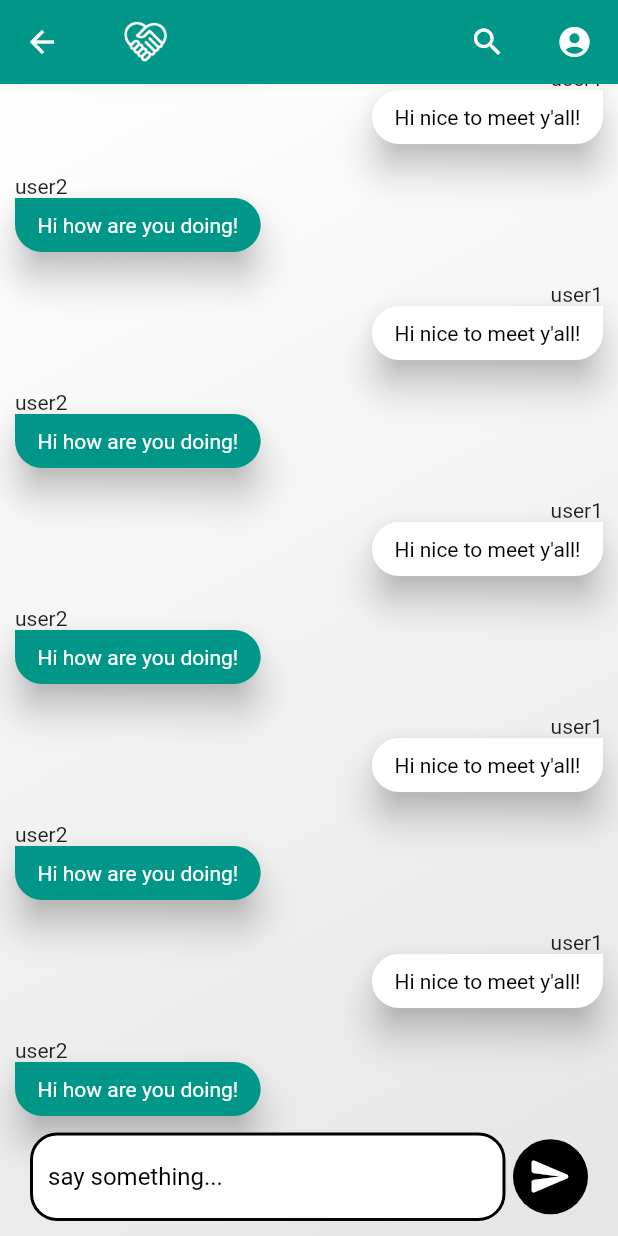
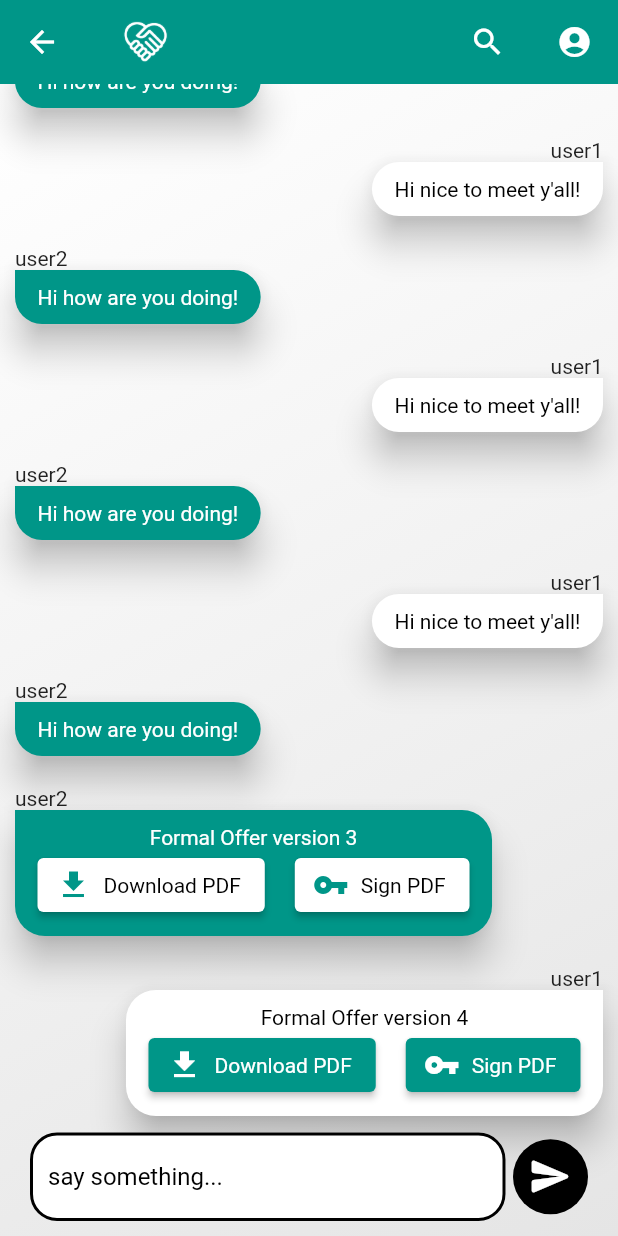
Before and after one commit to commed-it/mobile-app, a Flutter app: the MockConversation screen opened by its route, on a phone screen of 412 x 824 dp. Run offline on Flutter 3.47's test engine with Material 2 defaults, Android fonts, the light colour scheme and no system bars; our stand-ins replace carousel_slider, flutter_redux, redux, simple_animations; generated files the repository leaves out were written again; network calls fail.

Commit message:
Chat not finished yet!

```diff
--- a/lib/chat/conversation/conversation_view.dart
+++ b/lib/chat/conversation/conversation_view.dart
@@ -8,9 +8,8 @@ import 'package:flutter_redux/flutter_redux.dart';
 class _Message {
   final bool isOther;
   final String username;
-  final ColorText color;
 
-  _Message(this.isOther, this.username, this.color);
+  _Message(this.isOther, this.username);
 
   Widget buildWidget() {
     return const Text("You shouldn't see this");
@@ -22,38 +21,73 @@ class MessageModel implements _Message {
   final bool isOther;
   final String username;
   final String message;
-  final ColorText color;
 
-  const MessageModel(this.isOther, this.username, this.message, this.color);
+  const MessageModel(this.isOther, this.username, this.message);
 
   @override
   Widget buildWidget() {
-    return Text(
+    return StoreConnector<AppState, CommedTheme>(
+      converter: (s) => s.state.theme,
+      builder: (ctx, theme) => Text(
         message,
-      style: TextStyle(color: color.textColor),
+        style: TextStyle(
+            color:
+                isOther ? theme.primary.textColor : theme.background.textColor),
+      ),
     );
   }
 }
 
 @immutable
 class FormalOfferMessage implements _Message {
-  @override
-  // TODO: implement isMine
-  bool get isOther => throw UnimplementedError();
+  final bool isOther;
+  final String username;
+  final int version;
+
+  FormalOfferMessage(this.isOther, this.username, this.version);
 
   @override
   Widget buildWidget() {
-    // TODO: implement buildWidget
-    throw UnimplementedError();
+    return StoreConnector<AppState, CommedTheme>(
+      converter: (s) => s.state.theme,
+      builder: (ctx, theme) => Column(children: [
+        Text(
+          "Formal Offer version " + version.toString(),
+          style: TextStyle(
+              color: isOther
+                  ? theme.primary.textColor
+                  : theme.background.textColor),
+        ),
+        Row(
+          children: [
+            buildButton(theme, "Download PDF", Icons.download),
+            const SizedBox(
+              width: 20,
+            ),
+            buildButton(theme, "Sign PDF", Icons.vpn_key),
+          ],
+        ),
+      ]),
+    );
   }
 
-  @override
-  // TODO: implement username
-  String get username => throw UnimplementedError();
-
-  @override
-  // TODO: implement color
-  ColorText get color => throw UnimplementedError();
+  ElevatedButton buildButton(CommedTheme theme, String message, IconData icon) {
+    return ElevatedButton.icon(
+      label: Text(
+        message,
+        style: TextStyle(
+            color:
+                isOther ? theme.background.textColor : theme.primary.textColor),
+      ),
+      style: ElevatedButton.styleFrom(
+        primary: isOther ? theme.background.color : theme.primary.color,
+        onPrimary: theme.accent.color,
+      ),
+      onPressed: () {},
+      icon: Icon(icon,
+          color: isOther ? theme.primary.color : theme.background.color),
+    );
+  }
 }
 
 class ConversationScreen extends StatelessWidget {
@@ -66,7 +100,9 @@ class ConversationScreen extends StatelessWidget {
   Widget build(BuildContext context) {
     return StoreConnector<AppState, CommedTheme>(
       converter: (s) => s.state.theme,
-      builder: (ctx, theme) => Container(
+      builder: (ctx, theme) => Scaffold(
+        appBar: buildAppBar(context, theme),
+        body: Container(
           decoration: BoxDecoration(
             gradient: LinearGradient(
                 begin: Alignment.topLeft,
@@ -87,6 +123,7 @@ class ConversationScreen extends StatelessWidget {
               ),
               const MessageSender(),
             ],
+          ),
         ),
       ),
     );
@@ -182,11 +219,14 @@ class MessageWidget extends StatelessWidget {
 
   @override
   Widget build(BuildContext context) {
-    return Padding(
+    return StoreConnector<AppState, CommedTheme>(
+      converter: (s) => s.state.theme,
+      builder: (ctx, theme) => Padding(
         padding: const EdgeInsets.all(10),
         child: Column(
-        crossAxisAlignment:
-            message.isOther ? CrossAxisAlignment.start : CrossAxisAlignment.end,
+          crossAxisAlignment: message.isOther
+              ? CrossAxisAlignment.start
+              : CrossAxisAlignment.end,
           children: [
             Text(
               message.username,
@@ -203,13 +243,17 @@ class MessageWidget extends StatelessWidget {
                       bottomLeft: Radius.circular(20),
                       bottomRight: Radius.circular(20),
                       topLeft: Radius.circular(20)),
-            color: message.color.color,
+              color: message.isOther
+                  ? theme.primary.color
+                  : theme.background.color,
               child: Padding(
-              padding: const EdgeInsets.symmetric(horizontal: 15, vertical: 10),
+                padding:
+                    const EdgeInsets.symmetric(horizontal: 15, vertical: 10),
                 child: message.buildWidget(),
               ),
             ),
           ],
+        ),
       ),
     );
   }
@@ -224,18 +268,16 @@ class MockConversation extends StatelessWidget {
   Widget build(BuildContext context) {
     return StoreConnector<AppState, CommedTheme>(
       converter: (sto) => sto.state.theme,
-      builder: (ctx, theme) => Scaffold(
-        appBar: buildAppBar(context, theme),
-        body: ConversationScreen(
+      builder: (ctx, theme) => ConversationScreen(
         messages: List.filled(120, [
-            MessageModel(
-                false, "user1", "Hi nice to meet y'all!", theme.background),
-            MessageModel(true, "user2", "Hi how are you doing!", theme.primary)
+          const MessageModel(false, "user1", "Hi nice to meet y'all!"),
+          const MessageModel(true, "user2", "Hi how are you doing!")
         ]).fold([], (xs, x) {
           xs.addAll(x);
           return xs;
-          }),
-        ),
+        })
+          ..add(FormalOfferMessage(true, "user2", 3))
+          ..add(FormalOfferMessage(false, "user1", 4)),
       ),
     );
   }
--- a/lib/chat/listchat_view.dart
+++ b/lib/chat/listchat_view.dart
@@ -19,6 +19,8 @@ class ChatView extends StatelessWidget {
             child: SingleChildScrollView(
               child: StoreConnector<AppState, VoidCallback>(
                 converter: (store) => () => store.dispatch(LambdaAction((s) =>
+                // TODO this should be in an action, and should also upload which
+                // chat to use.
                     s.copy(
                         navigatorKey: s.navigatorKey
                           ..currentState!.pushNamed(Routes.chat)))),
--- a/lib/generic/carrousel/exported.dart
+++ b/lib/generic/carrousel/exported.dart
@@ -4,9 +4,6 @@ import 'package:flutter/material.dart';
 import 'package:flutter_app/store/store.dart';
 import 'package:flutter_redux/flutter_redux.dart';
 import 'package:redux/redux.dart';
-
-typedef SetIndexAction = LambdaAction Function(
-    int index, CarouselController controller);
 
 @immutable
 class ImageContainer {
--- a/lib/login/login_view.dart
+++ b/lib/login/login_view.dart
@@ -54,7 +54,7 @@ class _LoginExpanded extends StatelessWidget {
                               isOnRegister ? x.register : x.login_noun),
                       converter: (store) =>
                           store.state.loginViewState.isOnRegister),
-                  BodyLogin(),
+                  const BodyLogin(),
                 ],
               ),
             ),
```
Lines whose indentation alone changed are shown as unchanged.
